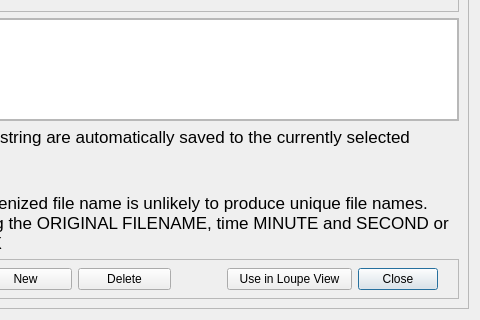
Before: the Qt Designer form Dialogs/tokendlg.ui in towhee/Winnow64, drawn with Qt 5; both pictures show x 363 to 843 and y 235 to 555 of the 843 by 555 pixel window.
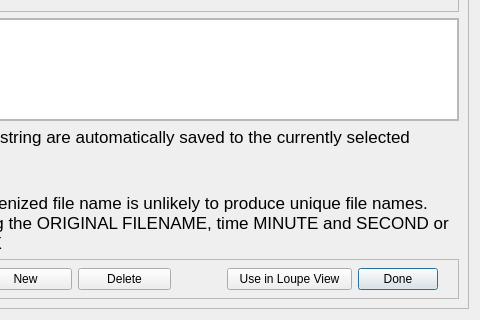
After: the same form once the commit is applied. Custom widgets are drawn as their Qt base class.

Diff of the .ui file:
```diff
--- a/Dialogs/tokendlg.ui
+++ b/Dialogs/tokendlg.ui
@@ -652,7 +652,7 @@
          <item>
           <widget class="QPushButton" name="closeBtn">
            <property name="text">
-            <string>Close</string>
+            <string>Done</string>
            </property>
           </widget>
          </item>
```
